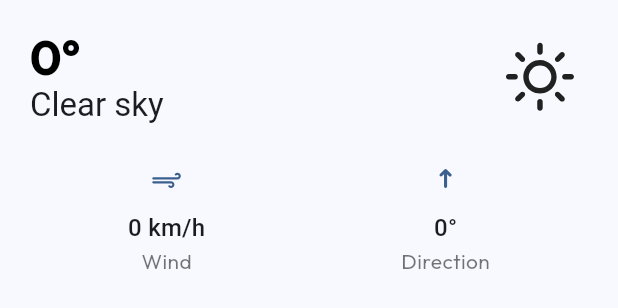
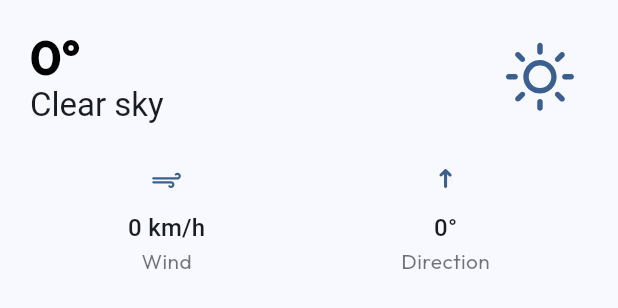
Before and after one commit to justkelvin/climAIte, a Flutter app: the CurrentWeatherCard widget shown alone on an empty page, opened directly with empty values, on a phone screen of 412 x 824 dp. Shown: the top 308 px of the screen. Run offline on Flutter 3.47's test engine with Material 3 defaults, Android fonts, the phone set to English and light mode, and no system bars; our stand-ins replace flutter_animate, flutter_bloc, flutter_dotenv, flutter_local_notifications, geolocator, google_fonts and 6 more; missing offline and left inert: workmanager; accounts and stored records are empty; network calls fail.

Commit message:
fix: update color opacity and refactor weather icon method in CurrentWeatherCard

```diff
--- a/lib/features/weather/widgets/current_weather_card.dart
+++ b/lib/features/weather/widgets/current_weather_card.dart
@@ -16,7 +16,7 @@ class CurrentWeatherCard extends StatelessWidget {
   Widget build(BuildContext context) {
     return Card(
       elevation: 0,
-      color: Theme.of(context).colorScheme.surface.withOpacity(0.8),
+      color: Theme.of(context).colorScheme.surface.withAlpha(204),
       child: Padding(
         padding: const EdgeInsets.all(16.0),
         child: Column(
@@ -40,7 +40,7 @@ class CurrentWeatherCard extends StatelessWidget {
                     ),
                   ],
                 ),
-                _buildWeatherIcon(weather.weathercode),
+                _buildWeatherIcon(context, weather.weathercode),
               ],
             ),
             const SizedBox(height: 24),
@@ -67,7 +67,7 @@ class CurrentWeatherCard extends StatelessWidget {
     );
   }
 
-  Widget _buildWeatherIcon(int code) {
+  Widget _buildWeatherIcon(BuildContext context, int code) {
     final weatherType = WeatherCode.fromCode(code);
     IconData iconData;
 
@@ -100,7 +100,7 @@ class CurrentWeatherCard extends StatelessWidget {
     return Icon(
       iconData,
       size: 64,
-      // color: Theme.of(context).colorScheme.primary,
+      color: Theme.of(context).colorScheme.primary,
     );
   }
 
```
